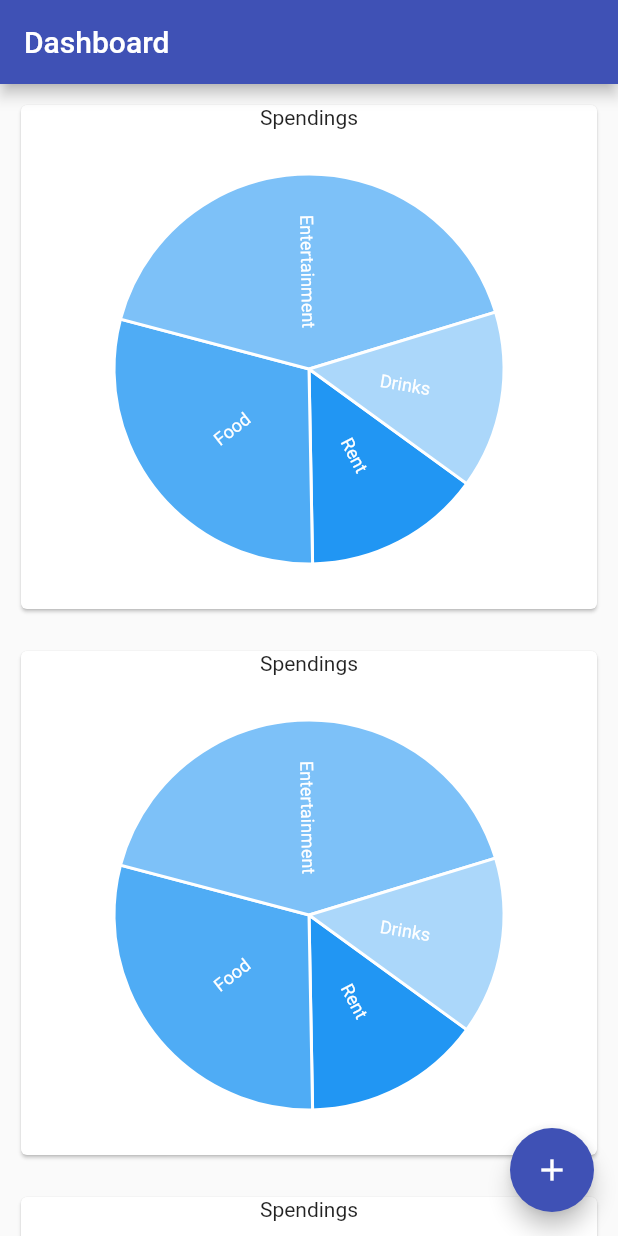
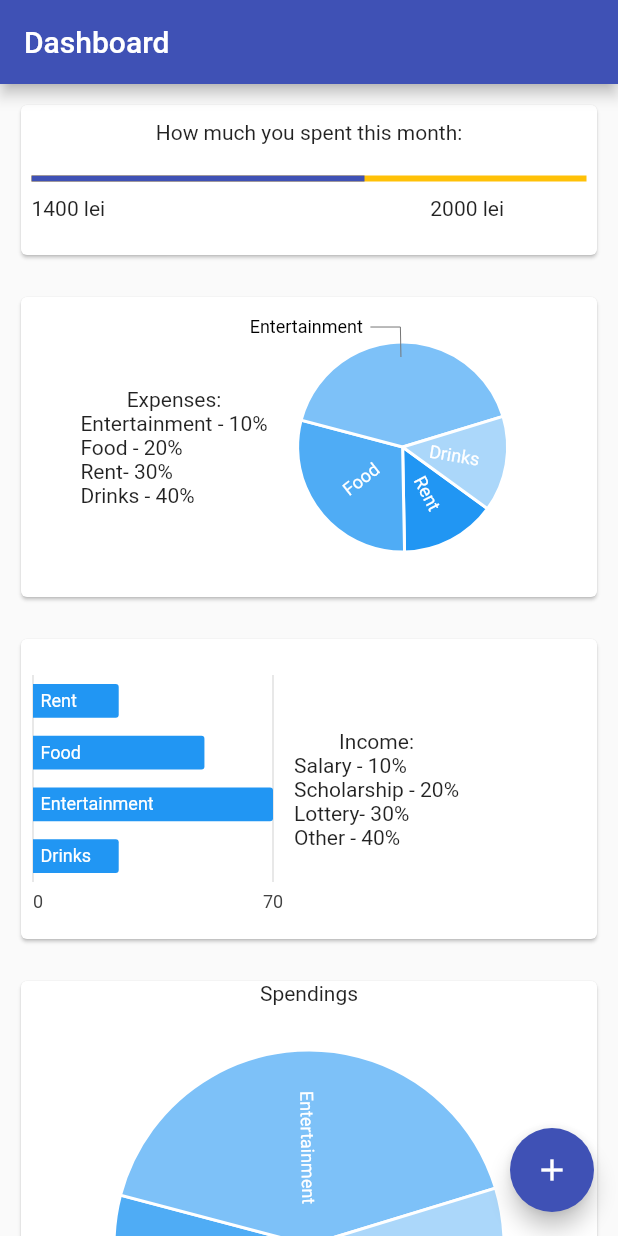
Before and after one commit to EliodorPopov/ACoin, a Flutter app: the screen it shows after launch, on a phone screen of 412 x 824 dp. Run offline on Flutter 3.47's test engine with Material 2 defaults, Android fonts, the phone set to English and light mode, and no system bars; our stand-ins replace charts_flutter.

Commit message:
adding changes to dashboard

```diff
--- a/lib/Dashboard.dart
+++ b/lib/Dashboard.dart
@@ -5,7 +5,7 @@ import 'package:firstflut/buttonMenu.dart';
 class Dashboard extends StatelessWidget {
   Dashboard({Key key, this.title}) : super(key: key);
   final String title;
-  Modal modal = new Modal();
+  final Modal modal = new Modal();
 
   List<charts.Series<LinearSales, String>> spendingsData() {
     final data = [
@@ -18,8 +18,8 @@ class Dashboard extends StatelessWidget {
     return [
       new charts.Series<LinearSales, String>(
         id: 'Sales',
-        domainFn: (LinearSales sales, _) => sales.year,
-        measureFn: (LinearSales sales, _) => sales.sales,
+        domainFn: (LinearSales sales, _) => sales.type,
+        measureFn: (LinearSales sales, _) => sales.percent,
         data: data,
       )
     ];
@@ -34,8 +34,9 @@ class Dashboard extends StatelessWidget {
       body: new Center(
         child: new ListView(
           children: <Widget>[
-            buildCard(context),
-            buildCard(context),
+            buildCardProgress(context),
+            buildCardTwo(context),
+            buildCardEarnings(context),
             buildCard(context),
           ],
         ),
@@ -78,36 +79,139 @@ class Dashboard extends StatelessWidget {
         title: new Text("Spendings"),
       ),
       body: new Center(
-        child: Text("spendings"),
+        child: Text("Here you will see your transaction history"),
       ),
     );
   }
 
-
+  Padding buildCardTwo(BuildContext context) {
+    return Padding(
+      padding: const EdgeInsets.all(10.0),
+      child: new InkWell(
+        onDoubleTap: () => Navigator.push(
+              context,
+              MaterialPageRoute(builder: (c) => buildSpendingsPage()),
+            ),
+        child: Card(
+            child: Container(
+                margin: EdgeInsets.symmetric(vertical: 10.0, horizontal: 12.0),
+                color: Colors.white,
+                constraints: BoxConstraints(maxHeight: 180.0, maxWidth: 180.0),
+                child: Row(
+                  children: [
+                    new Column(
+                      children: [
+                        new Text("Expenses:"),
+                        new Text(
+                            "Entertainment - 10%\nFood - 20%\nRent- 30%\nDrinks - 40%")
+                      ],
+                      crossAxisAlignment: CrossAxisAlignment.center,
+                      mainAxisAlignment: MainAxisAlignment.center,
+                    ),
+                    new Container(
+                      child: PieOutsideLabelChart(spendingsData()),
+                      constraints:
+                          BoxConstraints(maxHeight: 180.0, maxWidth: 180.0),
+                      alignment: Alignment.centerRight,
+                    )
+                  ],
+                  mainAxisAlignment: MainAxisAlignment.center,
+                ))),
+      ),
+    );
   }
 
-class DonutPieChart extends StatelessWidget {
-  final List<charts.Series> seriesList;
-  final bool animate;
+  Padding buildCardEarnings(BuildContext context) {
+    return Padding(
+      padding: const EdgeInsets.all(10.0),
+      child: new InkWell(
+        onDoubleTap: () => Navigator.push(
+              context,
+              MaterialPageRoute(builder: (c) => buildSpendingsPage()),
+            ),
+        child: Card(
+            child: Container(
+                margin: EdgeInsets.symmetric(vertical: 10.0, horizontal: 2.0),
+                color: Colors.white,
+                constraints: BoxConstraints(maxHeight: 180.0, maxWidth: 180.0),
+                alignment: Alignment.centerLeft,
+                child: Row(
+                  children: [
+                    new Container(
+                      child: HorizontalBarLabelChart(spendingsData()),
+                      constraints:
+                          BoxConstraints(maxHeight: 180.0, maxWidth: 180.0),
+                      alignment: Alignment.centerLeft,
+                    ),
+                    new Column(
+                      children: [
+                        new Text("Income:"),
+                        new Text(
+                            "Salary - 10%\nScholarship - 20%\nLottery- 30%\nOther - 40%")
+                      ],
+                      crossAxisAlignment: CrossAxisAlignment.center,
+                      mainAxisAlignment: MainAxisAlignment.center,
+                    )
+                  ],
+                  //mainAxisAlignment: MainAxisAlignment.start,
+                ))),
+      ),
+    );
+  }
 
-  DonutPieChart(this.seriesList, {this.animate});
+  Padding buildCardProgress(BuildContext context) {
+    return Padding(
+      padding: const EdgeInsets.all(10.0),
+      child: new Card(
+        child: new Container(
+          margin: EdgeInsets.symmetric(vertical: 10.0, horizontal: 2.0),
+          color: Colors.white,
+          constraints: BoxConstraints(maxHeight: 80.0, maxWidth: 180.0),
+          alignment: Alignment.centerLeft,
+          child: new Column(children: [
+            new Text(
+              "How much you spent this month:\n",
+            ),
+            new Container(
+              child: new LinearProgressIndicator(
+                value: 0.6,
+                backgroundColor: Colors.amber,
+                valueColor: null,
+              ),
+              padding: EdgeInsets.all(5.0),
+            ),
+            new Row(
+              children: [
+                new Container(
+                  child: Text("1400 lei"),
+                  padding: EdgeInsets.all(5.0),
+                  alignment: Alignment.centerLeft,
+                  constraints: BoxConstraints(maxWidth: 160.0),
 
-  @override
-  Widget build(BuildContext context) {
-    return new charts.PieChart(seriesList,
-        animate: animate,
-        // Configure the width of the pie slices to 60px. The remaining space in
-        // the chart will be left as a hole in the center.
-        defaultRenderer: new charts.ArcRendererConfig(arcWidth: 150));
+                ),
+                new Container(
+                  child: Text("2000 lei"),
+                  //padding: EdgeInsets.only(left:170.0),
+                  alignment: Alignment.centerRight,
+                  width: 160.0,
+                ),
+              ],
+            ),
+          ]),
+        ),
+      ),
+    );
   }
 }
 
+
+
 /// Sample linear data type.
 class LinearSales {
-  final String year;
-  final int sales;
+  final String type;
+  final int percent;
 
-  LinearSales(this.year, this.sales);
+  LinearSales(this.type, this.percent);
 }
 
 class PieOutsideLabelChart extends StatelessWidget {
@@ -120,17 +224,6 @@ class PieOutsideLabelChart extends StatelessWidget {
   Widget build(BuildContext context) {
     return new charts.PieChart(seriesList,
         animate: animate,
-
-        // Add an [ArcLabelDecorator] configured to render labels outside of the
-        // arc with a leader line.
-        //
-        // Text style for inside / outside can be controlled independently by
-        // setting [insideLabelStyleSpec] and [outsideLabelStyleSpec].
-        //
-        // Example configuring different styles for inside/outside:
-        //       new charts.ArcLabelDecorator(
-        //          insideLabelStyleSpec: new charts.TextStyleSpec(...),
-        //          outsideLabelStyleSpec: new charts.TextStyleSpec(...)),
         defaultRenderer: new charts.ArcRendererConfig(
           arcRendererDecorators: [
             new charts.ArcLabelDecorator(
@@ -140,3 +233,23 @@ class PieOutsideLabelChart extends StatelessWidget {
         ));
   }
 }
+
+class HorizontalBarLabelChart extends StatelessWidget {
+  final List<charts.Series> seriesList;
+  final bool animate;
+
+  HorizontalBarLabelChart(this.seriesList, {this.animate});
+
+  @override
+  Widget build(BuildContext context) {
+    return new charts.BarChart(
+      seriesList,
+      animate: animate,
+      vertical: false,
+      barRendererDecorator: new charts.BarLabelDecorator<String>(),
+      // Hide domain axis.
+      domainAxis:
+          new charts.OrdinalAxisSpec(renderSpec: new charts.NoneRenderSpec()),
+    );
+  }
+}
```
Lines whose indentation alone changed are shown as unchanged.
